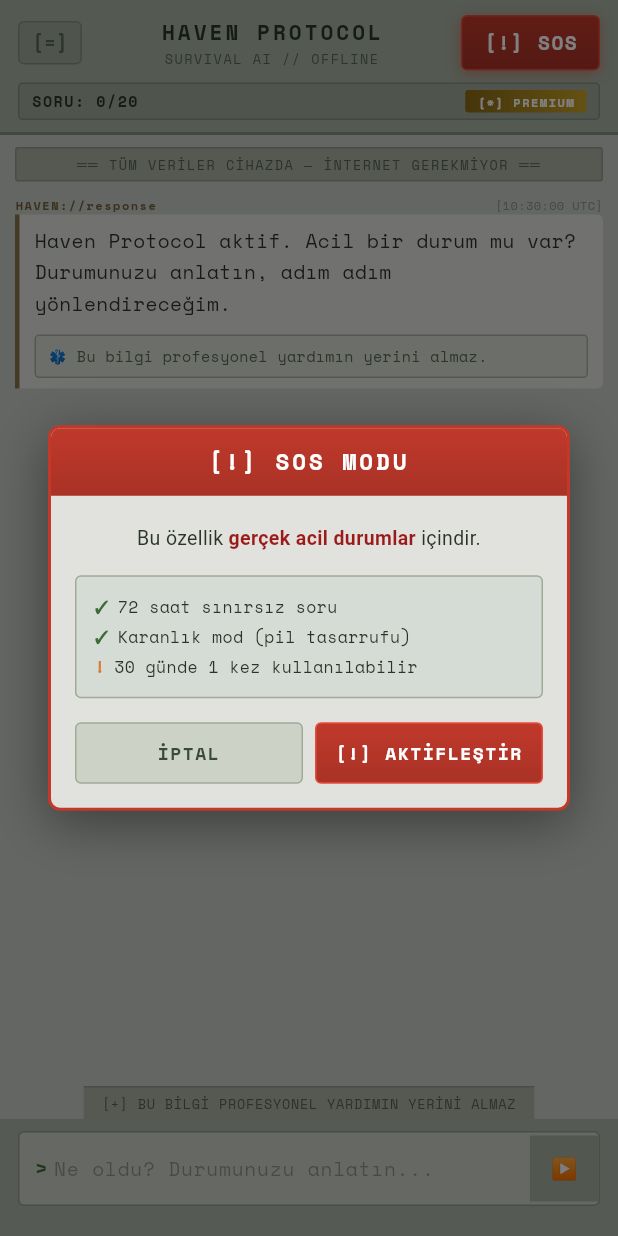
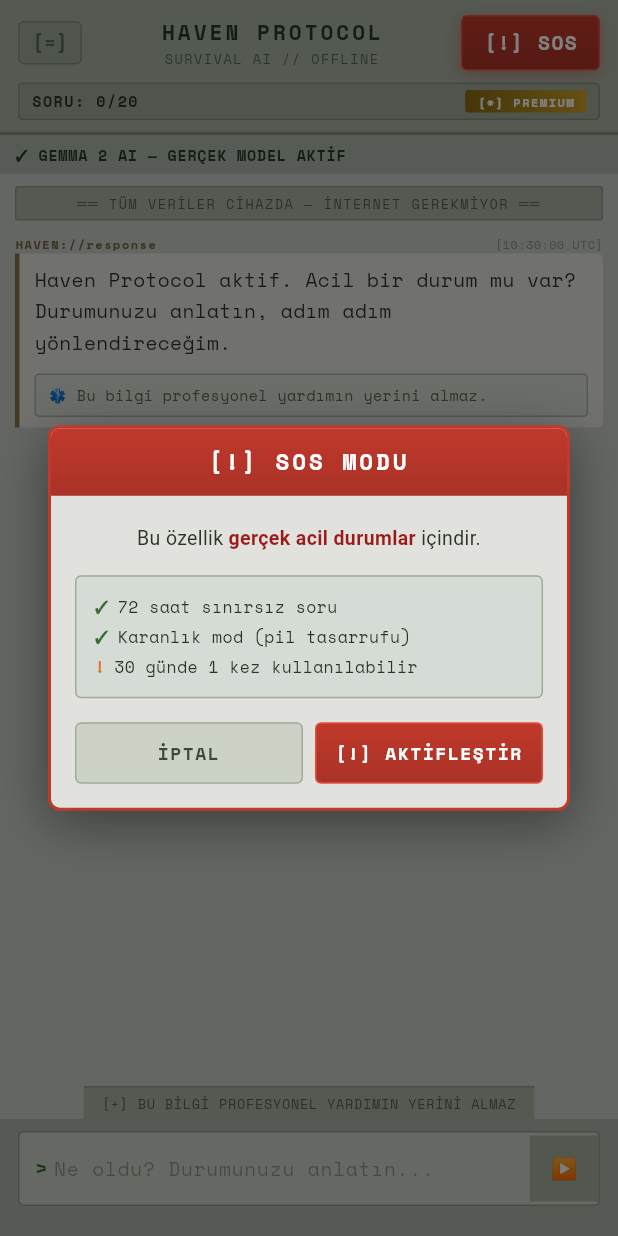
Before and after one commit to ocean1976/survival-sentinel, a Flutter app: the ChatScreen screen opened directly, after a tap on an icon or button, on a phone screen of 412 x 824 dp. Run offline on Flutter 3.47's test engine with Material 3 defaults, Android fonts, the phone set to English and light mode, and no system bars; our stand-ins replace connectivity_plus, shared_preferences; missing offline and left inert: llama_cpp_dart; accounts and stored records are empty; statements that could not run were skipped.

Commit message:
fix: Default to real Gemma on mobile, surface AI vs DEMO mode in UI
- Mobile: tries real AI first, falls back to mock on failure
- Web: always mock mode
- Green banner "GEMMA 2 AI — GERÇEK MODEL AKTİF" when real AI is running
- Orange banner always shown in DEMO mode (not just on failure)
- Removed unused _mockFromFailure field

Co-Authored-By: Claude Opus 4.6 (1M context) <noreply@anthropic.com>

```diff
--- a/lib/screens/chat_screen.dart
+++ b/lib/screens/chat_screen.dart
@@ -1,4 +1,5 @@
 import 'dart:async';
+import 'package:flutter/foundation.dart' show kIsWeb;
 import 'package:flutter/material.dart';
 import '../services/ai_service.dart';
 import '../services/skill_router.dart';
@@ -32,7 +33,6 @@ class _ChatScreenState extends State<ChatScreen> {
   bool _isLoading = false;
   bool _isModelLoaded = false;
   bool _mockMode = false;
-  bool _mockFromFailure = false; // true only if user tried real AI and it failed
   bool _crashLoopDetected = false;
   String? _initError;
   final List<ChatMessage> _messages = [];
@@ -66,10 +66,12 @@ class _ChatScreenState extends State<ChatScreen> {
       _startSOSTicker();
     }
 
-    // Default: mock mode ile başla. Gerçek AI yalnızca Settings'ten
-    // kullanıcı manuel olarak tetikler. Native llama.cpp SIGSEGV
-    // Dart try/catch ile yakalanamaz — cihazı çökertir.
-    _enterMockMode();
+    // Web: her zaman mock. Mobil: gerçek AI dene, başarısızsa mock'a düş.
+    if (kIsWeb) {
+      _enterMockMode();
+    } else {
+      await _tryRealAI();
+    }
   }
 
   /// Kullanıcı settings'ten manuel olarak AI'yı denemek isterse çağrılır.
@@ -100,7 +102,6 @@ class _ChatScreenState extends State<ChatScreen> {
     } catch (e) {
       await _usage.markInitFinished();
       if (!mounted) return;
-      _mockFromFailure = true;
       _initError = e.toString();
       _enterMockMode();
     }
@@ -303,7 +304,8 @@ class _ChatScreenState extends State<ChatScreen> {
                   child: Column(
                     children: [
                       _buildHeader(),
-                      if (_mockMode && _mockFromFailure) _buildMockBanner(),
+                      if (_mockMode) _buildMockBanner(),
+                      if (!_mockMode && _isModelLoaded) _buildAIActiveBanner(),
                       Expanded(
                         child: _isModelLoaded
                             ? _buildChatArea()
@@ -440,6 +442,23 @@ class _ChatScreenState extends State<ChatScreen> {
         S.current.mockBanner,
         style: TextStyle(
           color: _theme.critical,
+          fontSize: 10,
+          fontWeight: FontWeight.bold,
+          letterSpacing: 0.5,
+        ),
+      ),
+    );
+  }
+
+  Widget _buildAIActiveBanner() {
+    return Container(
+      width: double.infinity,
+      color: _theme.primary.withValues(alpha: 0.15),
+      padding: const EdgeInsets.symmetric(horizontal: 10, vertical: 6),
+      child: Text(
+        '✓ GEMMA 2 AI — GERÇEK MODEL AKTİF',
+        style: TextStyle(
+          color: _theme.primary,
           fontSize: 10,
           fontWeight: FontWeight.bold,
           letterSpacing: 0.5,
```
